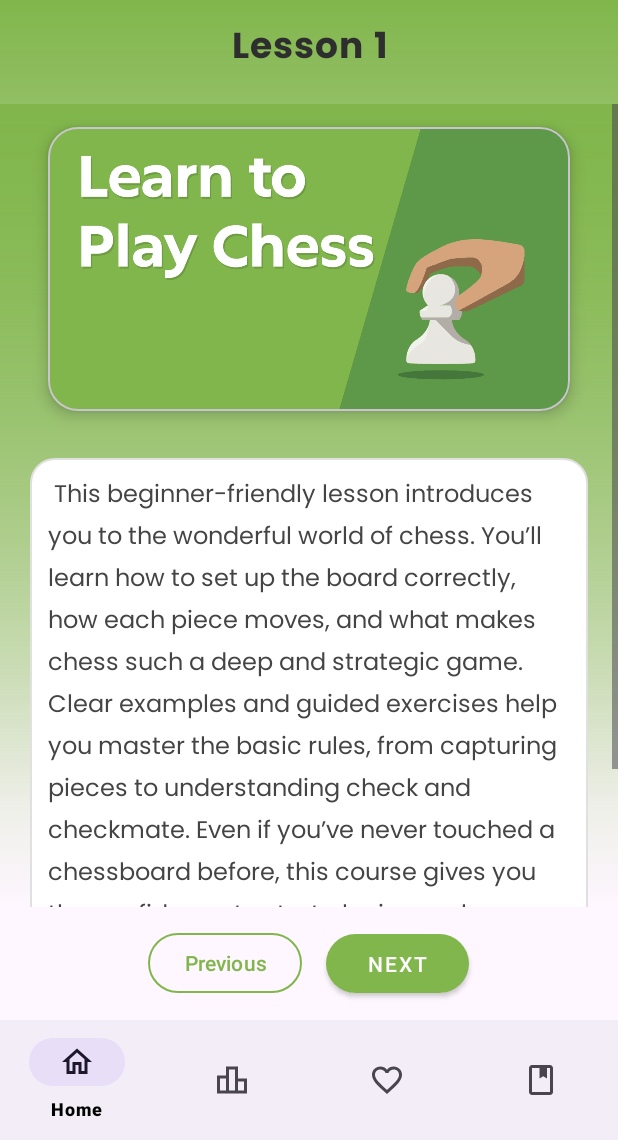
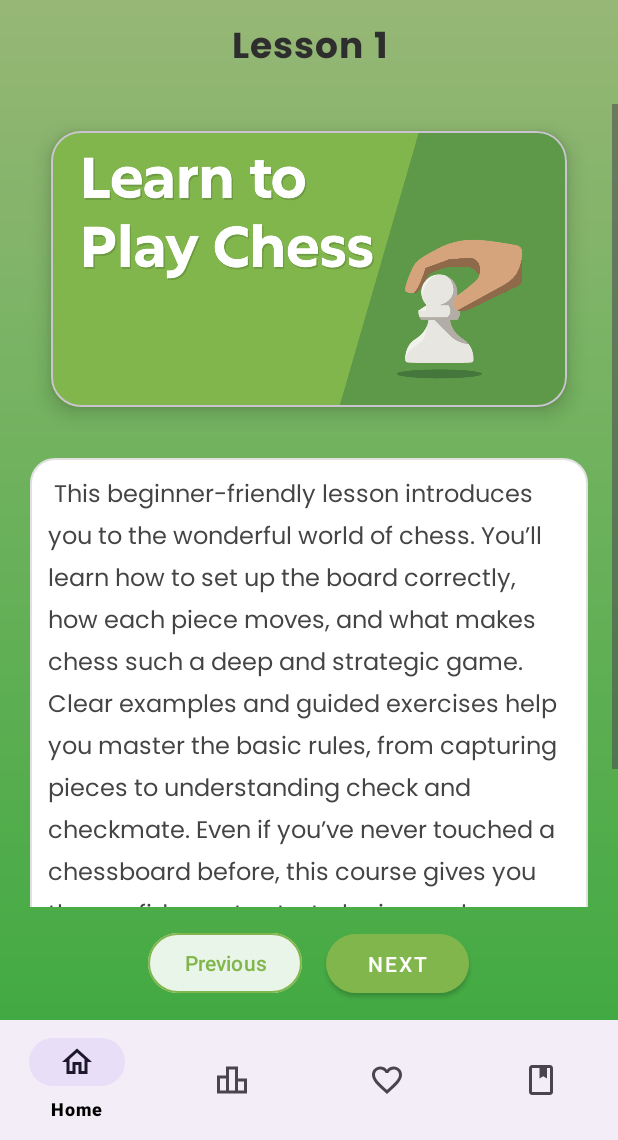
Before and after one commit to ldlda/chesscom-stats, an Android app: the LessonPagerContainerFragment screen opened through its navigation route, on a phone screen of 412 x 824 dp, the part 96-1236 px from its top. Run offline under Robolectric (Android 15) with nearby library versions, the phone set to English and light mode, and no system bars; our stand-ins replace Room's generated code, navigation-ui; Roboto replaces fonts that are not available here; 2 statements that could not run were skipped.

Commit message:
Add slop
Signed-off-by: lda <lda@ldlda.com>

```diff
--- a/app/src/main/java/com/ldlda/chesscom_stats/ui/lessons/pager/LessonPagerContainerFragment.java
+++ b/app/src/main/java/com/ldlda/chesscom_stats/ui/lessons/pager/LessonPagerContainerFragment.java
@@ -2,14 +2,11 @@ package com.ldlda.chesscom_stats.ui.lessons.pager;
 
 import android.animation.ArgbEvaluator;
 import android.content.res.ColorStateList;
-import android.graphics.Color;
 import android.graphics.drawable.GradientDrawable;
 import android.os.Bundle;
 import android.view.LayoutInflater;
 import android.view.View;
 import android.view.ViewGroup;
-import android.animation.ValueAnimator;
-import android.view.animation.AccelerateDecelerateInterpolator;
 
 import androidx.annotation.NonNull;
 import androidx.annotation.Nullable;
@@ -29,8 +26,6 @@ public class LessonPagerContainerFragment extends Fragment {
     private int startIndex;
 
     private LessonViewModel viewModel;
-    private int currentBackgroundColor = Color.parseColor("#F7F8FC");
-    private final ArgbEvaluator argbEvaluator = new ArgbEvaluator();
 
 
     @Nullable
@@ -61,8 +56,8 @@ public class LessonPagerContainerFragment extends Fragment {
             @Override
             public void onPageScrolled(int position, float positionOffset, int positionOffsetPixels) {
                 if (position < lessonsList.size() - 1) {
-                    int colorCurrent = lessonsList.get(position).getColor();
-                    int colorNext = lessonsList.get(position + 1).getColor();
+                    int colorCurrent = lessonsList.get(position).color;
+                    int colorNext = lessonsList.get(position + 1).color;
                     int blendedColor = (int) new ArgbEvaluator().evaluate(positionOffset, colorCurrent, colorNext);
                     applyGradientBackground(blendedColor);
                 }
@@ -115,48 +110,29 @@ public class LessonPagerContainerFragment extends Fragment {
         binding.btnNext.setBackgroundTintList(ColorStateList.valueOf(color));
 
         binding.btnPrevious.setLinkTextColor(color);
-        animateColorTransition(currentBackgroundColor, color);
-        currentBackgroundColor = color;
-    }
-    private void animateColorTransition(int fromColor, int toColor) {
-        ValueAnimator colorAnim = ValueAnimator.ofObject(new ArgbEvaluator(), fromColor, toColor);
-        colorAnim.setDuration(600);
-        colorAnim.setInterpolator(new AccelerateDecelerateInterpolator());
-        colorAnim.addUpdateListener(animator -> {
-            int animatedColor = (int) animator.getAnimatedValue();
-            applyGradientBackground(animatedColor);
-        });
-        colorAnim.start();
-    }
-    private void applyGradientBackground(int baseColor) {
-        int darker = adjustBrightness(baseColor, 0.85f);
-        GradientDrawable gradient = new GradientDrawable(
-                GradientDrawable.Orientation.TOP_BOTTOM,
-                new int[]{baseColor, darker}
-        );
-        gradient.setCornerRadius(0);
 
-        if (binding != null) {
-            // Apply to container
-            binding.getRoot().setBackground(gradient);
+        // onPageScrolled handles the smooth transition
 
-            // Apply to the current visible page too
-            View currentPage = binding.lessonViewPager.findViewWithTag("f" + binding.lessonViewPager.getCurrentItem());
-            if (currentPage == null && binding.lessonViewPager.getChildCount() > 0)
-                currentPage = binding.lessonViewPager.getChildAt(0);
-            if (currentPage != null) {
-                currentPage.setBackground(gradient);
-            }
-        }
-    }
-
-    private int adjustBrightness(int color, float factor) {
-        int r = Math.round(Color.red(color) * factor);
-        int g = Math.round(Color.green(color) * factor);
-        int b = Math.round(Color.blue(color) * factor);
-        return Color.rgb(Math.min(r, 255), Math.min(g, 255), Math.min(b, 255));
         // Enable/disable buttons
         binding.btnPrevious.setEnabled(position > 0);
         binding.btnNext.setEnabled(position < lessonsList.size() - 1);
     }
+
+    private void applyGradientBackground(int baseColor) {
+        // Hotswap gradient styles here!
+        // - GradientStyles.materialIllumination(baseColor)
+        // - GradientStyles.complementaryDepth(baseColor)
+        // - GradientStyles.triadicVibe(baseColor)
+        // - GradientStyles.monochromeDepth(baseColor)
+        // - GradientStyles.analogousHarmony(baseColor)
+        // - GradientStyles.sunsetGlow(baseColor)
+        // - GradientStyles.originalRgbMultiplier(baseColor)
+
+        // welcome to slop live
+        GradientDrawable gradient = GradientStyles.analogousHarmony(baseColor);
+
+        if (binding != null) {
+            binding.getRoot().setBackground(gradient);
+        }
+    }
 }
--- a/app/src/main/res/layout/fragment_lesson_contents.xml
+++ b/app/src/main/res/layout/fragment_lesson_contents.xml
@@ -32,8 +32,12 @@
             android:layout_height="220dp"
             android:layout_marginBottom="16dp"
             app:cardCornerRadius="20dp"
-            app:cardElevation="6dp"
+            app:cardElevation="8dp"
             app:cardUseCompatPadding="true">
+
+            <FrameLayout
+                android:layout_width="match_parent"
+                android:layout_height="match_parent">
 
                 <ImageView
                     android:id="@+id/detailImage"
@@ -43,6 +47,7 @@
                     android:contentDescription="Lesson Hero Image"
                     android:scaleType="centerCrop"
                     android:src="@drawable/lesson_1" />
+            </FrameLayout>
         </com.google.android.material.card.MaterialCardView>
 
         <!-- Description -->
--- a/app/src/main/res/layout/fragment_lesson_pager_container.xml
+++ b/app/src/main/res/layout/fragment_lesson_pager_container.xml
@@ -1,9 +1,9 @@
 <?xml version="1.0" encoding="utf-8"?>
 <LinearLayout xmlns:android="http://schemas.android.com/apk/res/android"
     xmlns:app="http://schemas.android.com/apk/res-auto"
+    android:id="@+id/lesson_container"
     android:layout_width="match_parent"
     android:layout_height="match_parent"
-    android:id="@+id/lesson_container"
     android:background="@android:color/transparent"
     android:orientation="vertical">
 
@@ -50,6 +50,7 @@
             android:paddingVertical="10dp"
             android:text="@string/previous"
             android:textColor="#6C63FF"
+            app:backgroundTint="#E0FFFFFF"
             app:cornerRadius="30dp"
             app:strokeColor="#6C63FF" />
 
```
Also changed, not shown: app/src/main/java/com/ldlda/chesscom_stats/ui/lessons/pager/GradientStyles.java (added, +217 -0 lines). Lines whose indentation alone changed are shown as unchanged.
